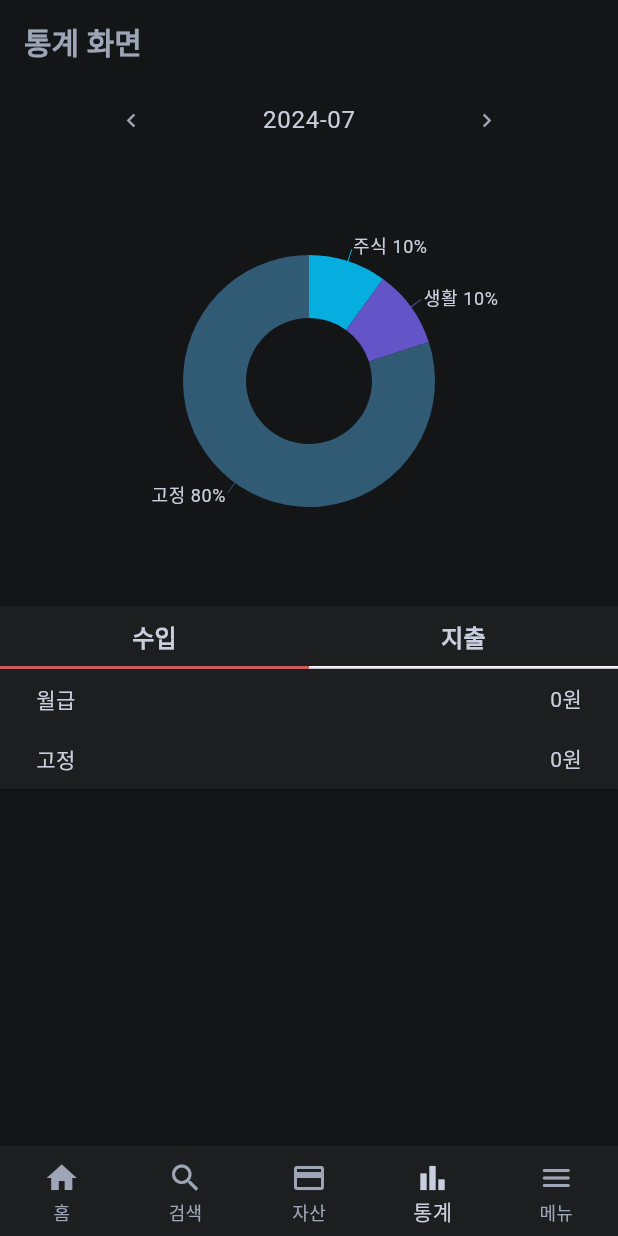
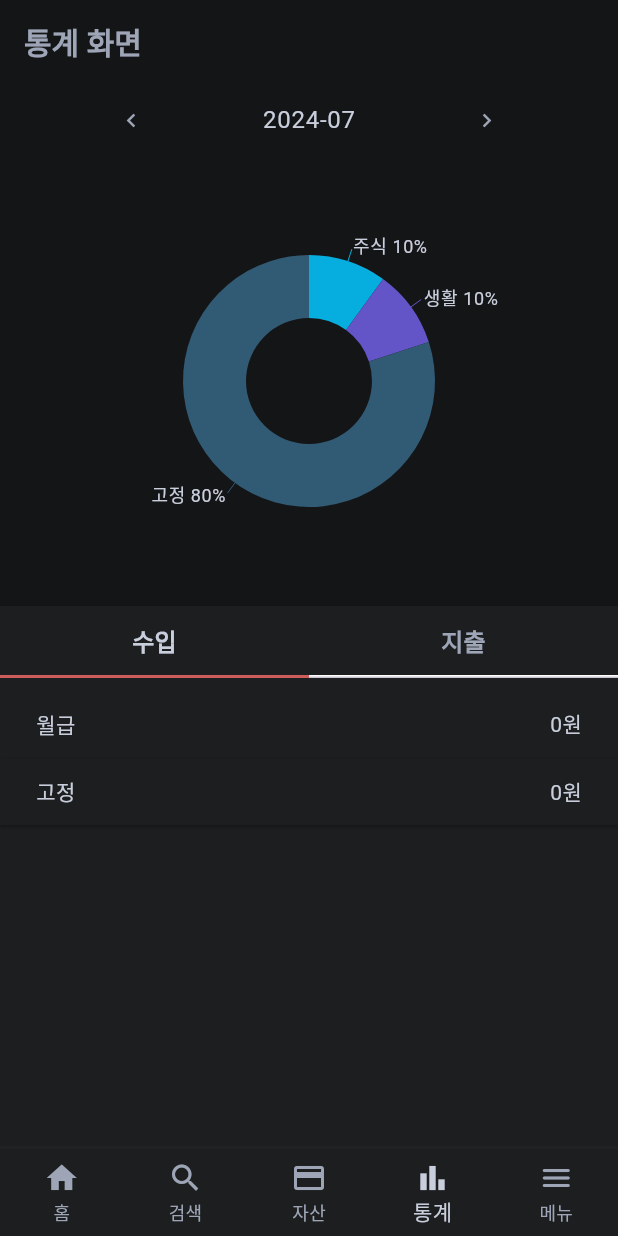
Before and after one commit to jhssong/profitnote, a Flutter app: the screen it shows after launch, item 4 of the bottom bar chosen, on a phone screen of 412 x 824 dp. Run offline on Flutter 3.47's test engine with Material 3 defaults, Android fonts, the phone set to English and light mode, and no system bars; our stand-ins replace syncfusion_flutter_charts; statements that could not run were skipped.

Commit message:
style: Add top padding 8

```diff
--- a/lib/screens/analysis/analysis_screen.dart
+++ b/lib/screens/analysis/analysis_screen.dart
@@ -67,6 +67,10 @@ class _AnalysisScreenState extends State<AnalysisScreen>
 
   @override
   Widget build(BuildContext context) {
+    final List<Widget> tabs = [
+      const Tab(text: "수입"),
+      const Tab(text: "지출"),
+    ];
     final data = [
       SalesData('주식', 10000, "10%"),
       SalesData('생활', 10000, "10%"),
@@ -80,7 +84,7 @@ class _AnalysisScreenState extends State<AnalysisScreen>
         children: [
           _buildMonthRow(),
           GraphWidget(data: data),
-          _buildToggleRow(),
+          _buildToggleRow(tabs),
           _buildCategoryItems(),
         ],
       ),
@@ -125,7 +129,7 @@ class _AnalysisScreenState extends State<AnalysisScreen>
     );
   }
 
-  Widget _buildToggleRow() {
+  Widget _buildToggleRow(List<Widget> tabs) {
     return ValueListenableBuilder<int>(
       valueListenable: _pressedIndexNotifier,
       builder: (context, pressedIndex, child) {
@@ -135,27 +139,15 @@ class _AnalysisScreenState extends State<AnalysisScreen>
             builder: (context, typeIndex, child) {
               return Container(
                 color: ColorTheme.cardBackground,
-                height: 42,
+                // height: 42,
                 child: DecoratedBox(
                   decoration: const BoxDecoration(
                     border: Border(
                         bottom: BorderSide(color: Colors.white, width: 2)),
                   ),
                   child: TabBar(
-                    tabs: [
-                      Tab(
-                        child: Text(
-                          "수입",
-                          style: Theme.of(context).textTheme.titleMedium,
-                        ),
-                      ),
-                      Tab(
-                        child: Text(
-                          "지출",
-                          style: Theme.of(context).textTheme.titleMedium,
-                        ),
-                      ),
-                    ],
+                    tabs: tabs,
+                    labelStyle: Theme.of(context).textTheme.titleMedium,
                     controller: _tabController,
                     indicator: UnderlineTabIndicator(
                       borderSide: BorderSide(
@@ -177,37 +169,26 @@ class _AnalysisScreenState extends State<AnalysisScreen>
               _pressedIndexNotifier.value = -1;
             },
             child: Container(
+              // height: 48,
+              padding: const EdgeInsets.symmetric(
+                horizontal: 16,
+                vertical: 11,
+              ),
+              decoration: BoxDecoration(
                 color: ColorTheme.cardBackground,
+                border: const Border(
+                    bottom: BorderSide(color: Colors.white, width: 2)),
+              ),
               child: Row(
                 mainAxisAlignment: MainAxisAlignment.start,
                 children: [
-                  Expanded(
-                    child: Column(
-                      children: [
-                        Row(
-                          children: [
                   const Icon(Icons.chevron_left),
-                            TextButton(
-                              onPressed: () {
-                                _pressedIndexNotifier.value = -1;
-                              },
-                              style: TextButton.styleFrom(
-                                backgroundColor: ColorTheme.cardBackground,
-                                shape: const RoundedRectangleBorder(
-                                  borderRadius: BorderRadius.zero,
-                                ),
-                                tapTargetSize: MaterialTapTargetSize.shrinkWrap,
-                              ),
-                              child: Text(
+                  const SizedBox(width: 8),
+                  Text(
                     _pressedString,
                     textAlign: TextAlign.left,
-                                style: Theme.of(context).textTheme.titleMedium,
-                              ),
-                            ),
-                          ],
-                        ),
-                        Container(height: 2, color: ColorTheme.cardLabelText),
-                      ],
+                    style: Theme.of(context).textTheme.titleMedium!.copyWith(
+                          color: ColorTheme.cardLabelText,
                         ),
                   ),
                 ],
@@ -228,6 +209,9 @@ class _AnalysisScreenState extends State<AnalysisScreen>
             valueListenable: _typeNotifier,
             builder: (context, type, _) {
               return Expanded(
+                child: Container(
+                  padding: const EdgeInsets.only(top: 8),
+                  color: ColorTheme.cardBackground,
                   child: TabBarView(
                     controller: _tabController,
                     children: [
@@ -243,14 +227,19 @@ class _AnalysisScreenState extends State<AnalysisScreen>
                       ),
                     ],
                   ),
+                ),
               );
             },
           );
         } else {
           return Expanded(
+            child: Container(
+              padding: const EdgeInsets.only(top: 8),
+              color: ColorTheme.cardBackground,
               child: CategoryItemsWidget(
                 items: expenseList_1,
                 onPressed: (int index, String leftString) {},
+              ),
             ),
           );
         }
--- a/lib/screens/setting/widgets/category_item_widget.dart
+++ b/lib/screens/setting/widgets/category_item_widget.dart
@@ -23,11 +23,13 @@ class CategoryItemsWidget extends StatelessWidget {
         return ElevatedButton(
           onPressed: () => onPressed(idx, data.description),
           style: ElevatedButton.styleFrom(
+            fixedSize: const Size.fromHeight(45),
             backgroundColor: ColorTheme.cardBackground,
             shape: const RoundedRectangleBorder(
               borderRadius: BorderRadius.zero,
             ),
             tapTargetSize: MaterialTapTargetSize.shrinkWrap,
+            alignment: Alignment.center,
           ),
           child: Row(
             mainAxisAlignment: MainAxisAlignment.spaceBetween,
```
Lines whose indentation alone changed are shown as unchanged.
